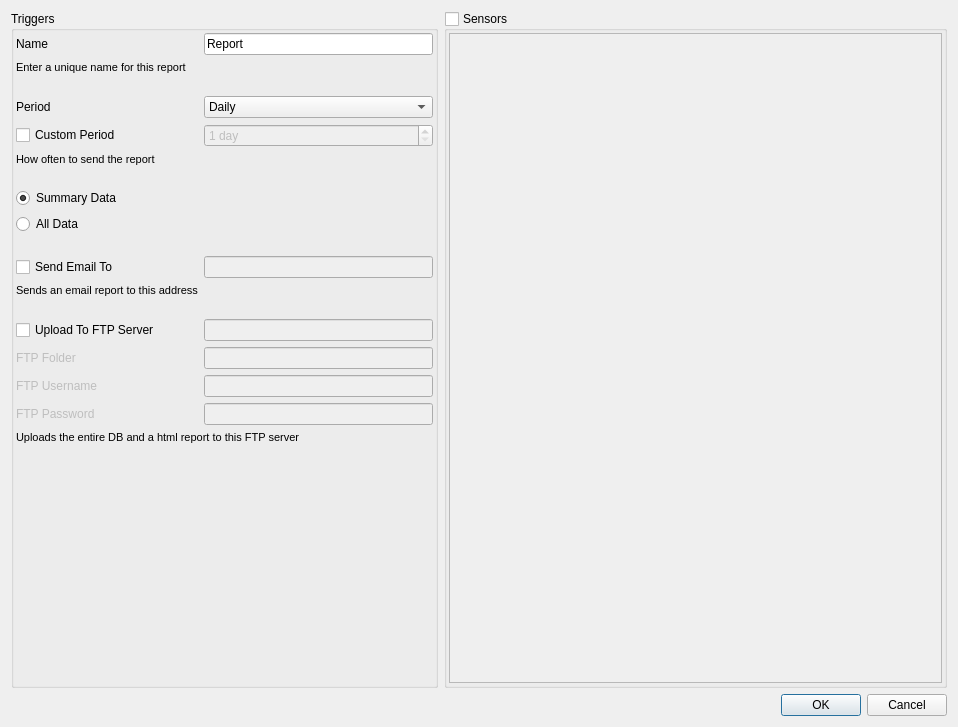
porkmarks/sense, file manager/src/ConfigureReportDialog.ui: the form before one commit.
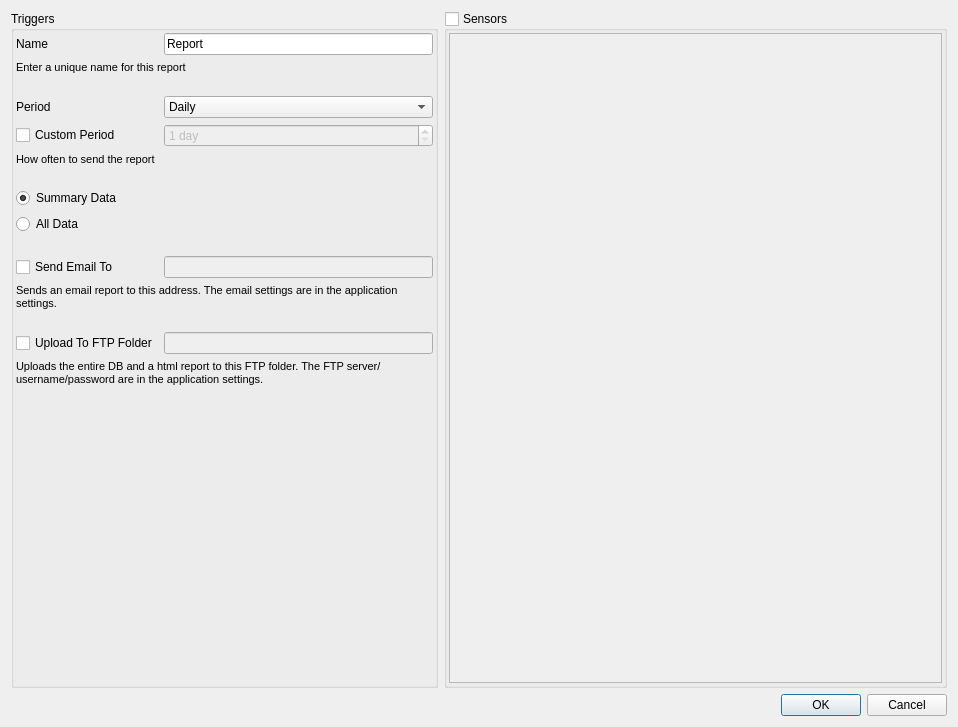
The form after the commit. Icons and pictures are not drawn.

Commit message: Email, FTP and Sensor settings

What changed in the file:
```diff
--- a/manager/src/ConfigureReportDialog.ui
+++ b/manager/src/ConfigureReportDialog.ui
@@ -47,36 +47,6 @@
          <property name="bottomMargin">
           <number>2</number>
          </property>
-         <item row="16" column="0">
-          <widget class="QLabel" name="label_4">
-           <property name="enabled">
-            <bool>false</bool>
-           </property>
-           <property name="text">
-            <string>FTP Password</string>
-           </property>
-          </widget>
-         </item>
-         <item row="16" column="1">
-          <widget class="QLineEdit" name="ftpPassword">
-           <property name="enabled">
-            <bool>false</bool>
-           </property>
-           <property name="echoMode">
-            <enum>QLineEdit::PasswordEchoOnEdit</enum>
-           </property>
-          </widget>
-         </item>
-         <item row="15" column="0">
-          <widget class="QLabel" name="label_3">
-           <property name="enabled">
-            <bool>false</bool>
-           </property>
-           <property name="text">
-            <string>FTP Username</string>
-           </property>
-          </widget>
-         </item>
          <item row="4" column="0">
           <widget class="QCheckBox" name="useCustomPeriod">
            <property name="text">
@@ -92,24 +62,12 @@
           </widget>
          </item>
          <item row="13" column="1">
-          <widget class="QLineEdit" name="ftpServer">
+          <widget class="QLineEdit" name="ftpFolder">
            <property name="enabled">
             <bool>false</bool>
            </property>
           </widget>
          </item>
-         <item row="11" column="0">
-          <widget class="QLabel" name="label_9">
-           <property name="font">
-            <font>
-             <pointsize>8</pointsize>
-            </font>
-           </property>
-           <property name="text">
-            <string>Sends an email report to this address</string>
-           </property>
-          </widget>
-         </item>
          <item row="9" column="0">
           <spacer name="verticalSpacer_5">
            <property name="orientation">
@@ -149,10 +107,29 @@
            </property>
           </widget>
          </item>
+         <item row="3" column="1">
+          <widget class="QComboBox" name="period">
+           <item>
+            <property name="text">
+             <string>Daily</string>
+            </property>
+           </item>
+           <item>
+            <property name="text">
+             <string>Weekly</string>
+            </property>
+           </item>
+           <item>
+            <property name="text">
+             <string>Monthly</string>
+            </property>
+           </item>
+          </widget>
+         </item>
          <item row="13" column="0">
           <widget class="QCheckBox" name="uploadToFtpAction">
            <property name="text">
-            <string>Upload To FTP Server</string>
+            <string>Upload To FTP Folder</string>
            </property>
            <property name="icon">
             <iconset resource="../res/res.qrc">
@@ -171,25 +148,6 @@
            </property>
           </widget>
          </item>
-         <item row="3" column="1">
-          <widget class="QComboBox" name="period">
-           <item>
-            <property name="text">
-             <string>Daily</string>
-            </property>
-           </item>
-           <item>
-            <property name="text">
-             <string>Weekly</string>
-            </property>
-           </item>
-           <item>
-            <property name="text">
-             <string>Monthly</string>
-            </property>
-           </item>
-          </widget>
-         </item>
          <item row="6" column="0">
           <spacer name="verticalSpacer_2">
            <property name="orientation">
@@ -222,13 +180,6 @@
            </property>
           </widget>
          </item>
-         <item row="14" column="1">
-          <widget class="QLineEdit" name="ftpFolder">
-           <property name="enabled">
-            <bool>false</bool>
-           </property>
-          </widget>
-         </item>
          <item row="12" column="0">
           <spacer name="verticalSpacer_3">
            <property name="orientation">
@@ -257,7 +208,7 @@
            </property>
           </widget>
          </item>
-         <item row="17" column="0" colspan="2">
+         <item row="14" column="0" colspan="2">
           <widget class="QLabel" name="label_6">
            <property name="font">
             <font>
@@ -265,11 +216,14 @@
             </font>
            </property>
            <property name="text">
-            <string>Uploads the entire DB and a html report to this FTP server</string>
+            <string>Uploads the entire DB and a html report to this FTP folder. The FTP server/username/password are in the application settings.</string>
+           </property>
+           <property name="wordWrap">
+            <bool>true</bool>
            </property>
           </widget>
          </item>
-         <item row="18" column="0">
+         <item row="15" column="0">
           <spacer name="verticalSpacer">
            <property name="orientation">
             <enum>Qt::Vertical</enum>
@@ -282,16 +236,6 @@
            </property>
           </spacer>
          </item>
-         <item row="14" column="0">
-          <widget class="QLabel" name="label_5">
-           <property name="enabled">
-            <bool>false</bool>
-           </property>
-           <property name="text">
-            <string>FTP Folder</string>
-           </property>
-          </widget>
-         </item>
          <item row="0" column="0">
           <widget class="QLabel" name="label">
            <property name="text">
@@ -299,13 +243,6 @@
            </property>
           </widget>
          </item>
-         <item row="15" column="1">
-          <widget class="QLineEdit" name="ftpUsername">
-           <property name="enabled">
-            <bool>false</bool>
-           </property>
-          </widget>
-         </item>
          <item row="10" column="1">
           <widget class="QLineEdit" name="emailRecipient">
            <property name="enabled">
@@ -342,6 +279,21 @@
            </property>
           </widget>
          </item>
+         <item row="11" column="0" colspan="2">
+          <widget class="QLabel" name="label_9">
+           <property name="font">
+            <font>
+             <pointsize>8</pointsize>
+            </font>
+           </property>
+           <property name="text">
+            <string>Sends an email report to this address. The email settings are in the application settings.</string>
+           </property>
+           <property name="wordWrap">
+            <bool>true</bool>
+           </property>
+          </widget>
+         </item>
         </layout>
        </widget>
       </item>
```
Left out of the diff: 98 changed lines with no effect on the pictures. The commit also changes 23 other files.
